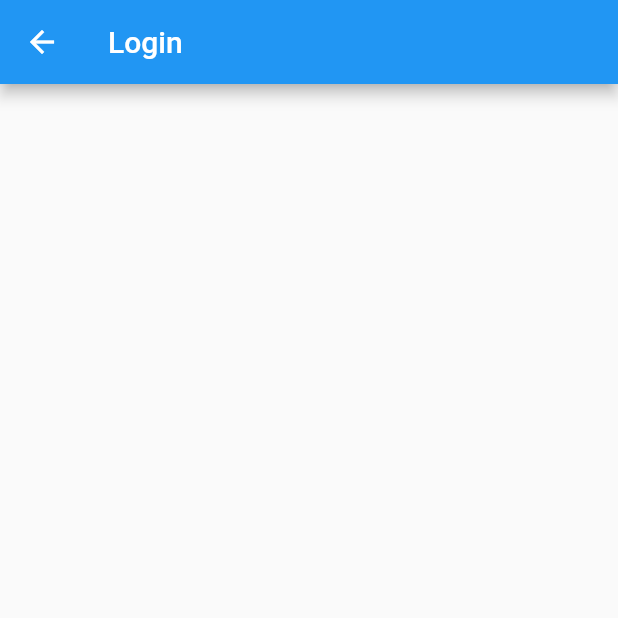
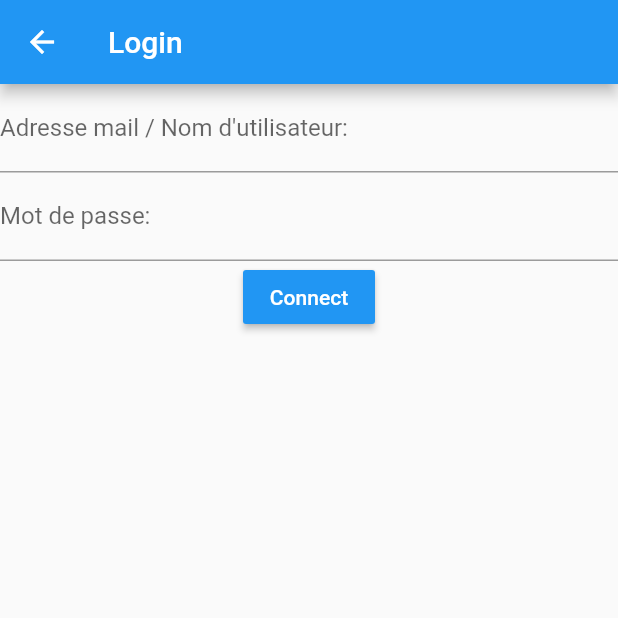
Before and after one commit to m-hack-sim/app_cube_cesi, a Flutter app: the screen it shows after launch, item 2 of the bottom bar chosen, on a phone screen of 412 x 824 dp, the top half of it. Run offline on Flutter 3.47's test engine with Material 2 defaults, Android fonts, the phone set to English and light mode, and no system bars.

Commit message:
Proto front login / register

```diff
--- a/lib/Pages/login.dart
+++ b/lib/Pages/login.dart
@@ -19,6 +19,35 @@ class _LoginState extends State<Login> {
         title: Text(widget.title),
       ),
       body: Center(
+        child: Column(
+          children: [
+            TextField(
+              keyboardType: TextInputType.text,
+              //controller: controller,
+              decoration: InputDecoration(
+                  labelText: "Adresse mail / Nom d'utilisateur:",
+                  hintText: "Entrez votre adresse mail ou Nom d'utilisateur."
+              ),
+            ),
+            TextField(
+              keyboardType: TextInputType.text,
+              //controller: controller,
+              obscureText: true,
+              decoration: InputDecoration(
+                  labelText: "Mot de passe:",
+                  hintText: "Entrez votre mot de passe."
+              ),
+            ),
+            RaisedButton(
+              child: Text("Connect"),
+              color: Colors.blue,
+              textColor: Colors.white,
+              onPressed: (){
+                //ToDo
+              },
+            ),
+          ],
+        ),
       ), // This trailing comma makes auto-formatting nicer for build methods.
     );
   }
--- a/lib/Pages/register.dart
+++ b/lib/Pages/register.dart
@@ -19,6 +19,52 @@ class _RegisterState extends State<Register> {
         title: Text(widget.title),
       ),
       body: Center(
+        child: Column(
+          children: [
+            TextField(
+              keyboardType: TextInputType.text,
+              //controller: controller,
+              decoration: InputDecoration(
+                  labelText: "Adresse mail:",
+                  hintText: "Entrez votre adresse mail."
+              ),
+            ),
+            TextField(
+              keyboardType: TextInputType.text,
+              //controller: controller,
+              decoration: InputDecoration(
+                  labelText: "Nom d'utilisateur:",
+                  hintText: "Entrez votre Nom d'utilisateur."
+              ),
+            ),
+            TextField(
+              keyboardType: TextInputType.text,
+              //controller: controller,
+              obscureText: true,
+              decoration: InputDecoration(
+                  labelText: "Mot de passe:",
+                  hintText: "Entrez votre mot de passe."
+              ),
+            ),
+            TextField(
+              keyboardType: TextInputType.text,
+              //controller: controller,
+              obscureText: true,
+              decoration: InputDecoration(
+                  labelText: "Confirmez votre mot de passe:",
+                  hintText: "Entrez votre mot de passe."
+              ),
+            ),
+            RaisedButton(
+              child: Text("Register"),
+              color: Colors.blue,
+              textColor: Colors.white,
+              onPressed: (){
+                //ToDo
+              },
+            )
+          ],
+        ),
       ), // This trailing comma makes auto-formatting nicer for build methods.
     );
   }
```
